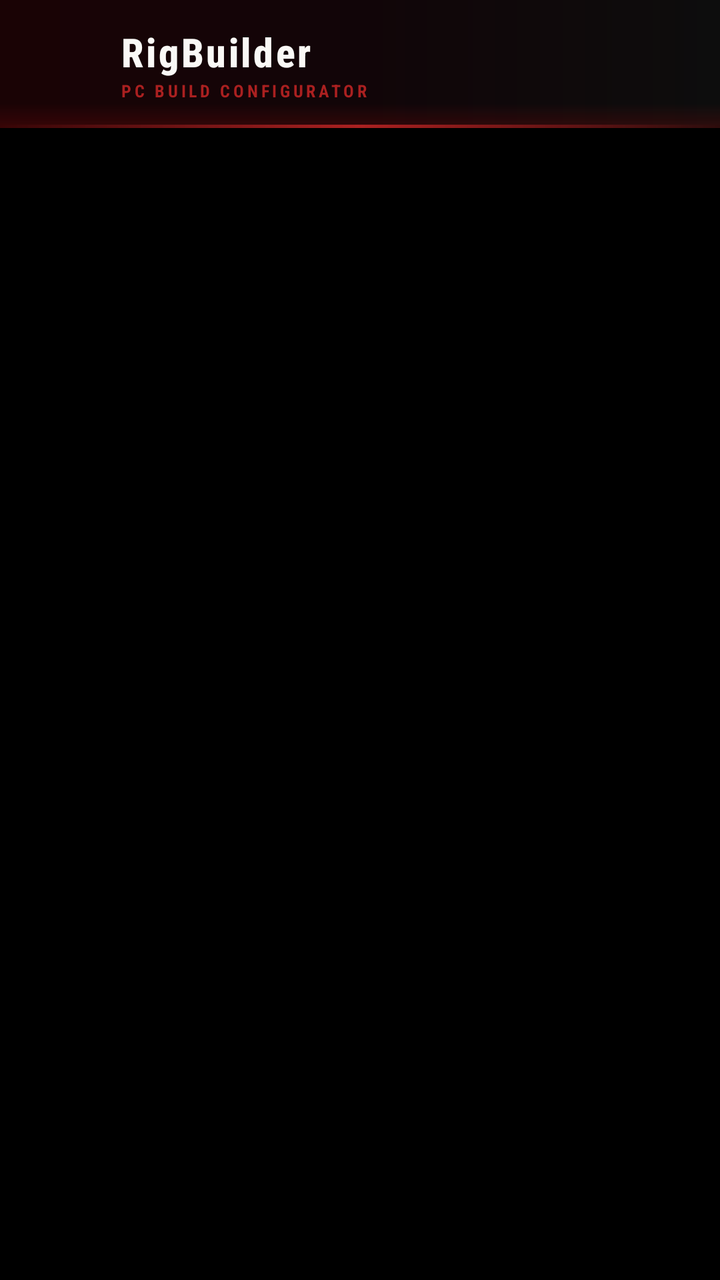
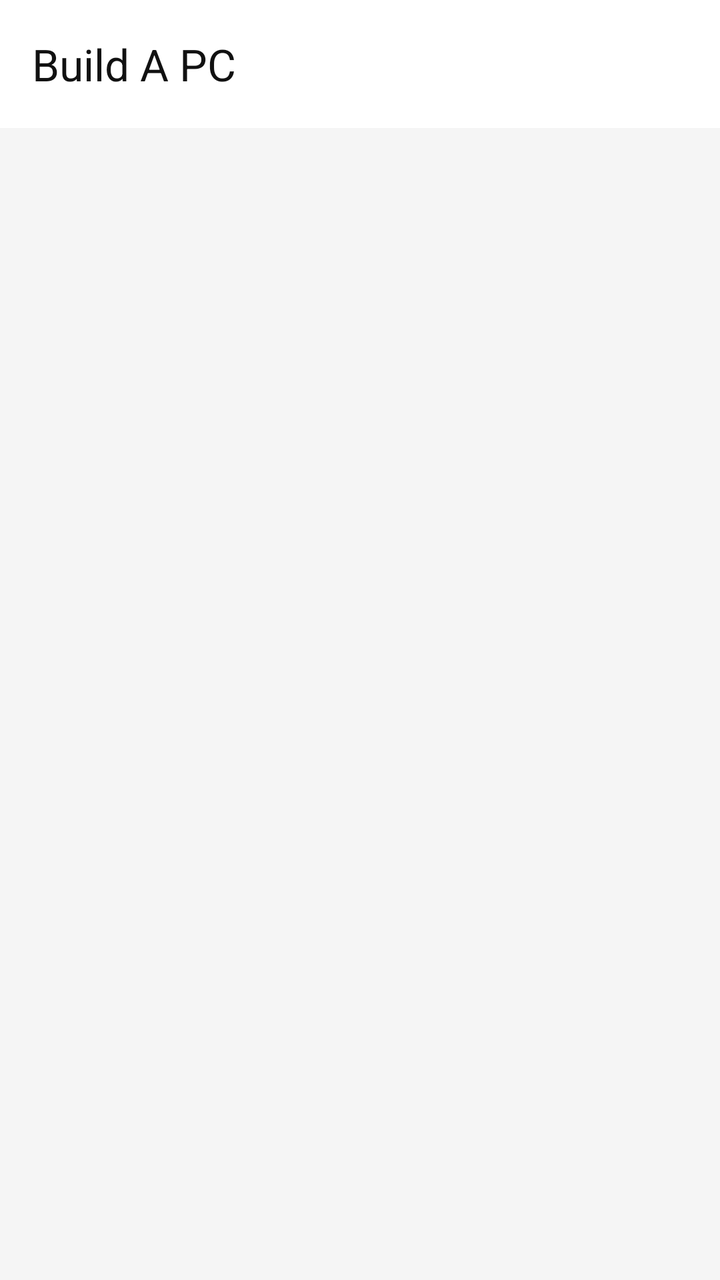

Compare the two renders of this Android layout. The source of the first and the diff that turns it into the second are given below.
<!-- AndroidManifest.xml: application theme Theme.RigBuilder -->
<!-- res/layout/fragment_build.xml -->
<?xml version="1.0" encoding="utf-8"?>
<LinearLayout xmlns:android="http://schemas.android.com/apk/res/android"
    xmlns:app="http://schemas.android.com/apk/res-auto"
    android:layout_width="match_parent"
    android:layout_height="match_parent"
    android:orientation="vertical"
    android:fitsSystemWindows="true"
    android:background="@color/rig_black">

    
    
    
    <FrameLayout
        android:layout_width="match_parent"
        android:layout_height="64dp"
        android:background="@drawable/header_gradient"
        android:elevation="8dp">

        
        <com.google.android.material.appbar.MaterialToolbar
            android:id="@+id/toolbar"
            android:layout_width="match_parent"
            android:layout_height="match_parent"
            android:background="@android:color/transparent"
            app:titleCentered="false" />

        
        <LinearLayout
            android:layout_width="match_parent"
            android:layout_height="match_parent"
            android:orientation="horizontal"
            android:gravity="center_vertical"
            android:paddingStart="16dp"
            android:paddingEnd="88dp">

            
            <ImageView
                android:layout_width="34dp"
                android:layout_height="34dp"
                android:src="@mipmap/ic_launcher"
                android:scaleType="fitCenter"
                android:contentDescription="RigBuilder Logo" />

            
            <LinearLayout
                android:layout_width="wrap_content"
                android:layout_height="wrap_content"
                android:orientation="vertical"
                android:paddingStart="10dp">

                <TextView
                    android:layout_width="wrap_content"
                    android:layout_height="wrap_content"
                    android:text="RigBuilder"
                    android:textColor="@color/rig_white"
                    android:textSize="20sp"
                    android:textStyle="bold"
                    android:letterSpacing="0.06"
                    android:fontFamily="sans-serif-condensed-medium" />

                <TextView
                    android:layout_width="wrap_content"
                    android:layout_height="wrap_content"
                    android:text="PC BUILD CONFIGURATOR"
                    android:textColor="@color/rig_red_light"
                    android:textSize="8.5sp"
                    android:letterSpacing="0.18"
                    android:textStyle="bold"
                    android:fontFamily="sans-serif-condensed" />

            </LinearLayout>

        </LinearLayout>

        
        <View
            android:layout_width="match_parent"
            android:layout_height="1.5dp"
            android:background="@drawable/header_accent_line"
            android:layout_gravity="bottom" />

    </FrameLayout>

    <androidx.recyclerview.widget.RecyclerView
        android:id="@+id/build_recycler"
        android:layout_width="match_parent"
        android:layout_height="0dp"
        android:layout_weight="1"
        android:clipToPadding="false"
        android:paddingStart="16dp"
        android:paddingEnd="16dp"
        android:paddingTop="16dp"
        android:paddingBottom="16dp"
        android:background="@color/rig_black" />

    
    <LinearLayout
        android:id="@+id/bottom_bar"
        android:layout_width="match_parent"
        android:layout_height="wrap_content"
        android:background="@color/rig_surface"
        android:elevation="8dp"
        android:orientation="vertical"
        android:padding="16dp"
        android:visibility="gone">

        <LinearLayout
            android:layout_width="match_parent"
            android:layout_height="wrap_content"
            android:orientation="horizontal">

            <LinearLayout
                android:layout_width="0dp"
                android:layout_height="wrap_content"
                android:layout_weight="1"
                android:orientation="vertical">

                <TextView
                    android:layout_width="wrap_content"
                    android:layout_height="wrap_content"
                    android:text="Total Build"
                    android:textColor="@color/rig_gray"
                    android:textSize="12sp" />

                <TextView
                    android:id="@+id/total_price"
                    android:layout_width="wrap_content"
                    android:layout_height="wrap_content"
                    android:textColor="@color/rig_white"
                    android:textSize="18sp"
                    android:textStyle="bold" />

            </LinearLayout>

            <LinearLayout
                android:layout_width="wrap_content"
                android:layout_height="wrap_content"
                android:gravity="end"
                android:orientation="vertical">

                <TextView
                    android:layout_width="wrap_content"
                    android:layout_height="wrap_content"
                    android:text="Est. Power"
                    android:textColor="@color/rig_gray"
                    android:textSize="12sp" />

                <TextView
                    android:id="@+id/total_tdp"
                    android:layout_width="wrap_content"
                    android:layout_height="wrap_content"
                    android:textColor="@color/rig_red"
                    android:textSize="16sp"
                    android:textStyle="bold" />

            </LinearLayout>
        </LinearLayout>

        <com.google.android.material.button.MaterialButton
            android:id="@+id/btn_can_i_run_it"
            android:layout_width="match_parent"
            android:layout_height="52dp"
            android:layout_marginTop="12dp"
            android:backgroundTint="@color/rig_red"
            android:text="Can I Run It?"
            android:textStyle="bold"
            app:cornerRadius="12dp"
            app:icon="@android:drawable/ic_media_play"
            app:iconGravity="textStart"
            app:iconTint="@android:color/white" />

    </LinearLayout>

</LinearLayout>
<!-- resources referenced by this layout -->
<resources>
  <color name="rig_black">#FF000000</color>
  <color name="rig_gray">#FFA0A0A0</color>
  <color name="rig_red">#FF880808</color>
  <color name="rig_red_light">#FFAA2020</color>
  <color name="rig_surface">#FF0D0D0D</color>
  <color name="rig_white">#FFFAF9F6</color>
  <!-- drawable header_accent_line (drawable) -->
  <?xml version="1.0" encoding="utf-8"?>
  <shape xmlns:android="http://schemas.android.com/apk/res/android"
      android:shape="rectangle">
      <gradient
          android:startColor="#00880808"
          android:centerColor="#FFAA2020"
          android:endColor="#00880808"
          android:angle="0" />
  </shape>
  <!-- drawable header_gradient (drawable) -->
  <?xml version="1.0" encoding="utf-8"?>
  <layer-list xmlns:android="http://schemas.android.com/apk/res/android">
      
      <item>
          <shape android:shape="rectangle">
              <gradient
                  android:startColor="#FF0D0D0D"
                  android:centerColor="#FF110508"
                  android:endColor="#FF1A0305"
                  android:angle="180" />
          </shape>
      </item>
      
      <item android:top="52dp">
          <shape android:shape="rectangle">
              <gradient
                  android:startColor="#00880808"
                  android:endColor="#44880808"
                  android:angle="270" />
          </shape>
      </item>
  </layer-list>
  <!-- mipmap ic_launcher (mipmap-anydpi-v26) -->
  ﻿<?xml version="1.0" encoding="utf-8"?>
  <adaptive-icon xmlns:android="http://schemas.android.com/apk/res/android">
      <background android:drawable="@drawable/ic_launcher_foreground"/>
      <foreground android:drawable="@android:color/transparent"/>
  </adaptive-icon>
  <style name="Theme.RigBuilder" parent="Theme.Material3.DayNight.NoActionBar">
          
          <item name="colorPrimary">@color/rig_red</item>
          <item name="colorOnPrimary">@color/rig_white</item>
          <item name="colorPrimaryContainer">@color/rig_red_dark</item>
          <item name="colorOnPrimaryContainer">@color/rig_white</item>
  
          
          <item name="colorSecondary">@color/rig_red_light</item>
          <item name="colorOnSecondary">@color/rig_white</item>
          <item name="colorSecondaryContainer">@color/rig_surface_variant</item>
          <item name="colorOnSecondaryContainer">@color/rig_white</item>
  
          
          <item name="android:colorBackground">@color/rig_black</item>
          <item name="colorOnBackground">@color/rig_white</item>
          <item name="colorSurface">@color/rig_surface</item>
          <item name="colorOnSurface">@color/rig_white</item>
          <item name="colorSurfaceVariant">@color/rig_surface_variant</item>
          <item name="colorOnSurfaceVariant">@color/rig_gray</item>
  
          
          <item name="colorError">@color/error_red</item>
          <item name="colorOnError">@color/rig_white</item>
  
          
          <item name="colorOutline">@color/rig_gray_dark</item>
          <item name="colorOutlineVariant">@color/outline_variant</item>
  
          
          <item name="android:statusBarColor">@color/rig_black</item>
          <item name="android:navigationBarColor">@color/rig_black</item>
          <item name="android:windowLightStatusBar">false</item>
      </style>
  <!-- drawable ic_launcher_foreground: png bitmap (drawable, 122474 bytes) -->
  <color name="rig_red_dark">#FF5C0404</color>
  <color name="rig_surface_variant">#FF1A1A1A</color>
  <color name="error_red">#FFE53935</color>
  <color name="rig_gray_dark">#FF606060</color>
  <color name="outline_variant">#FF2A2A2A</color>
</resources>

<!-- the commit's change to res/layout/fragment_build.xml (unified diff, before → after) -->
@@ -8,78 +8,14 @@
     android:background="@color/rig_black">
 
     
-    
-    
-    <FrameLayout
+    <com.google.android.material.appbar.MaterialToolbar
+        android:id="@+id/toolbar"
         android:layout_width="match_parent"
-        android:layout_height="64dp"
-        android:background="@drawable/header_gradient"
-        android:elevation="8dp">
-
-        
-        <com.google.android.material.appbar.MaterialToolbar
-            android:id="@+id/toolbar"
-            android:layout_width="match_parent"
-            android:layout_height="match_parent"
-            android:background="@android:color/transparent"
-            app:titleCentered="false" />
-
-        
-        <LinearLayout
-            android:layout_width="match_parent"
-            android:layout_height="match_parent"
-            android:orientation="horizontal"
-            android:gravity="center_vertical"
-            android:paddingStart="16dp"
-            android:paddingEnd="88dp">
-
-            
-            <ImageView
-                android:layout_width="34dp"
-                android:layout_height="34dp"
-                android:src="@mipmap/ic_launcher"
-                android:scaleType="fitCenter"
-                android:contentDescription="RigBuilder Logo" />
-
-            
-            <LinearLayout
-                android:layout_width="wrap_content"
-                android:layout_height="wrap_content"
-                android:orientation="vertical"
-                android:paddingStart="10dp">
-
-                <TextView
-                    android:layout_width="wrap_content"
-                    android:layout_height="wrap_content"
-                    android:text="RigBuilder"
-                    android:textColor="@color/rig_white"
-                    android:textSize="20sp"
-                    android:textStyle="bold"
-                    android:letterSpacing="0.06"
-                    android:fontFamily="sans-serif-condensed-medium" />
-
-                <TextView
-                    android:layout_width="wrap_content"
-                    android:layout_height="wrap_content"
-                    android:text="PC BUILD CONFIGURATOR"
-                    android:textColor="@color/rig_red_light"
-                    android:textSize="8.5sp"
-                    android:letterSpacing="0.18"
-                    android:textStyle="bold"
-                    android:fontFamily="sans-serif-condensed" />
-
-            </LinearLayout>
-
-        </LinearLayout>
-
-        
-        <View
-            android:layout_width="match_parent"
-            android:layout_height="1.5dp"
-            android:background="@drawable/header_accent_line"
-            android:layout_gravity="bottom" />
-
-    </FrameLayout>
+        android:layout_height="?attr/actionBarSize"
+        android:background="@color/rig_surface"
+        app:navigationIconTint="@color/rig_white"
+        app:title="Build A PC"
+        app:titleTextColor="@color/rig_white" />
 
     <androidx.recyclerview.widget.RecyclerView
         android:id="@+id/build_recycler"
<!-- resource entries referenced after the edit -->
@@ -1,50 +1,10 @@
 <!-- resources referenced by this layout -->
 <resources>
-  <color name="rig_black">#FF000000</color>
-  <color name="rig_gray">#FFA0A0A0</color>
-  <color name="rig_red">#FF880808</color>
-  <color name="rig_red_light">#FFAA2020</color>
-  <color name="rig_surface">#FF0D0D0D</color>
-  <color name="rig_white">#FFFAF9F6</color>
-  <!-- drawable header_accent_line (drawable) -->
-  <?xml version="1.0" encoding="utf-8"?>
-  <shape xmlns:android="http://schemas.android.com/apk/res/android"
-      android:shape="rectangle">
-      <gradient
-          android:startColor="#00880808"
-          android:centerColor="#FFAA2020"
-          android:endColor="#00880808"
-          android:angle="0" />
-  </shape>
-  <!-- drawable header_gradient (drawable) -->
-  <?xml version="1.0" encoding="utf-8"?>
-  <layer-list xmlns:android="http://schemas.android.com/apk/res/android">
-      
-      <item>
-          <shape android:shape="rectangle">
-              <gradient
-                  android:startColor="#FF0D0D0D"
-                  android:centerColor="#FF110508"
-                  android:endColor="#FF1A0305"
-                  android:angle="180" />
-          </shape>
-      </item>
-      
-      <item android:top="52dp">
-          <shape android:shape="rectangle">
-              <gradient
-                  android:startColor="#00880808"
-                  android:endColor="#44880808"
-                  android:angle="270" />
-          </shape>
-      </item>
-  </layer-list>
-  <!-- mipmap ic_launcher (mipmap-anydpi-v26) -->
-  ﻿<?xml version="1.0" encoding="utf-8"?>
-  <adaptive-icon xmlns:android="http://schemas.android.com/apk/res/android">
-      <background android:drawable="@drawable/ic_launcher_foreground"/>
-      <foreground android:drawable="@android:color/transparent"/>
-  </adaptive-icon>
+  <color name="rig_black">#F5F5F5</color>
+  <color name="rig_gray">#666666</color>
+  <color name="rig_red">#FFD1DC</color>
+  <color name="rig_surface">#FFFFFF</color>
+  <color name="rig_white">#111111</color>
   <style name="Theme.RigBuilder" parent="Theme.Material3.DayNight.NoActionBar">
           
           <item name="colorPrimary">@color/rig_red</item>
@@ -77,13 +37,13 @@
           
           <item name="android:statusBarColor">@color/rig_black</item>
           <item name="android:navigationBarColor">@color/rig_black</item>
-          <item name="android:windowLightStatusBar">false</item>
+          <item name="android:windowLightStatusBar">true</item>
       </style>
-  <!-- drawable ic_launcher_foreground: png bitmap (drawable, 122474 bytes) -->
-  <color name="rig_red_dark">#FF5C0404</color>
-  <color name="rig_surface_variant">#FF1A1A1A</color>
-  <color name="error_red">#FFE53935</color>
-  <color name="rig_gray_dark">#FF606060</color>
-  <color name="outline_variant">#FF2A2A2A</color>
+  <color name="rig_red_dark">#E5BBC6</color>
+  <color name="rig_red_light">#FFE5EC</color>
+  <color name="rig_surface_variant">#EBEBEB</color>
+  <color name="error_red">#E53935</color>
+  <color name="rig_gray_dark">#444444</color>
+  <color name="outline_variant">#DDDDDD</color>
 </resources>
 
